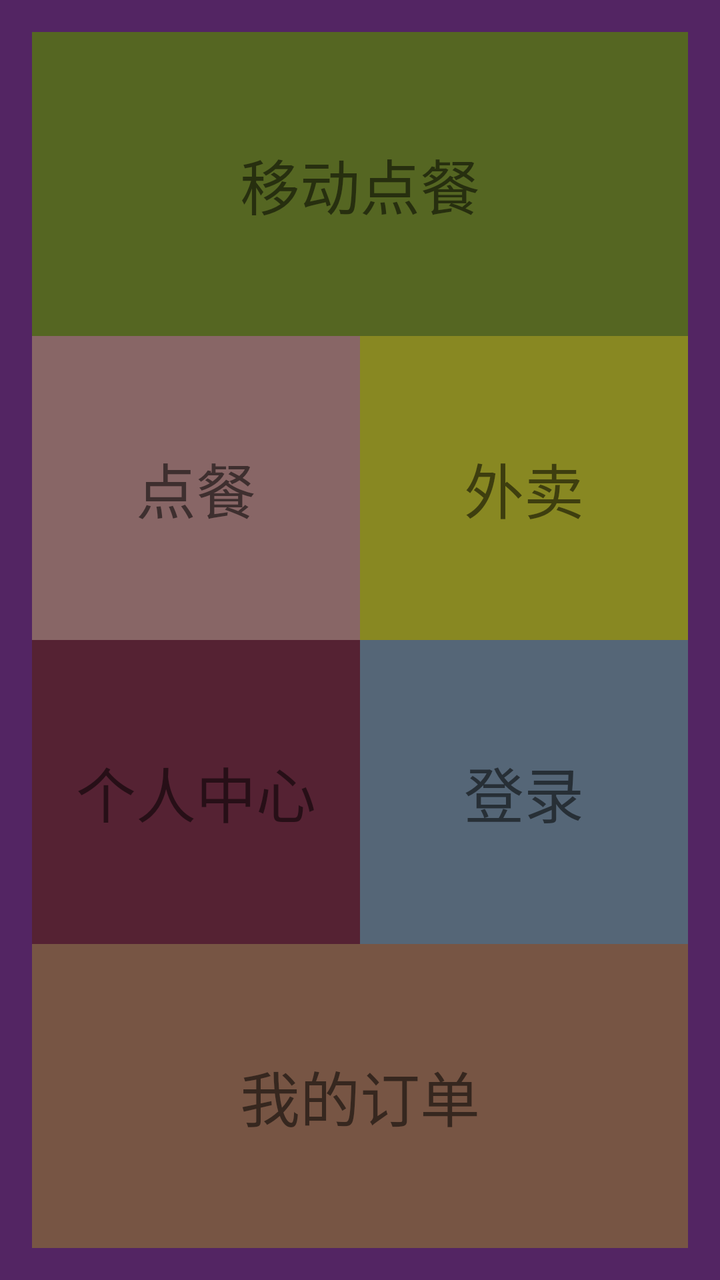
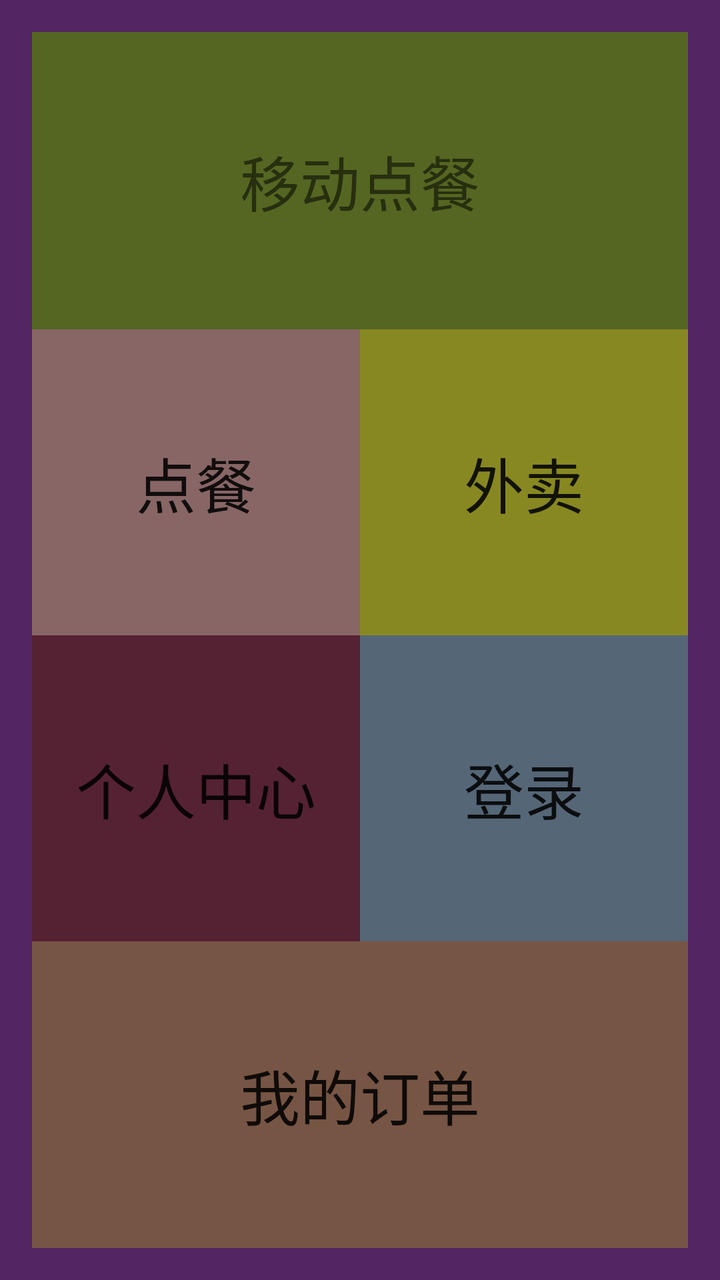

Compare the two renders of this Android layout. The source of the first and the diff that turns it into the second are given below.
<!-- AndroidManifest.xml: application theme Theme.Class2021_2022_2_AndroidAppDevelopTraining -->
<!-- res/layout/activity_main.xml -->
<?xml version="1.0" encoding="utf-8"?>
<LinearLayout xmlns:android="http://schemas.android.com/apk/res/android"
    xmlns:app="http://schemas.android.com/apk/res-auto"
    xmlns:tools="http://schemas.android.com/tools"
    android:layout_width="match_parent"
    android:layout_height="match_parent"
    android:paddingBottom="16dp"
    android:paddingLeft="16dp"
    android:paddingRight="16dp"
    android:paddingTop="16dp"
    android:layout_gravity="center"
    android:background="#532563"
    android:orientation="vertical"
    tools:context=".MainActivity">

    <LinearLayout
        android:layout_width="match_parent"
        android:layout_height="wrap_content"
        android:layout_weight="20"
        android:background="#562">

        <TextView
            android:layout_width="match_parent"
            android:layout_height="match_parent"
            android:gravity="center"
            android:textSize="30dp"
            android:text="移动点餐" />
    </LinearLayout>

    <LinearLayout
        android:layout_width="match_parent"
        android:layout_height="wrap_content"
        android:layout_weight="40"
        android:background="#543">

        <LinearLayout
            android:layout_width="0dp"
            android:layout_height="match_parent"
            android:layout_weight="1"
            android:orientation="vertical"
            android:background="#634">

            <LinearLayout
                android:layout_width="match_parent"
                android:layout_height="wrap_content"
                android:background="#866"
                android:layout_weight="50">

                <TextView
                    android:layout_width="match_parent"
                    android:layout_height="match_parent"
                    android:text="点餐"
                    android:textSize="30dp"
                    android:gravity="center" />
            </LinearLayout>

            <LinearLayout
                android:layout_width="match_parent"
                android:layout_height="wrap_content"
                android:background="#523"
                android:layout_weight="50">

                <TextView
                    android:layout_width="match_parent"
                    android:layout_height="match_parent"
                    android:text="个人中心"
                    android:textSize="30dp"
                    android:gravity="center" />
            </LinearLayout>

        </LinearLayout>

        <LinearLayout
            android:layout_width="0dp"
            android:layout_height="match_parent"
            android:layout_weight="1"
            android:orientation="vertical"
            android:background="#634">

            <LinearLayout
                android:layout_width="match_parent"
                android:layout_height="wrap_content"
                android:background="#882"
                android:layout_weight="50">

                <TextView
                    android:layout_width="match_parent"
                    android:layout_height="match_parent"
                    android:text="外卖"
                    android:textSize="30dp"
                    android:gravity="center" />
            </LinearLayout>

            <LinearLayout
                android:layout_width="match_parent"
                android:layout_height="wrap_content"
                android:background="#567"
                android:layout_weight="50">

                <TextView
                    android:layout_width="match_parent"
                    android:layout_height="match_parent"
                    android:text="登录"
                    android:textSize="30dp"
                    android:gravity="center" />
            </LinearLayout>

        </LinearLayout>

    </LinearLayout>

    <LinearLayout
        android:layout_width="match_parent"
        android:layout_height="wrap_content"
        android:layout_weight="20"
        android:background="#754">

        <TextView
            android:layout_width="match_parent"
            android:layout_height="match_parent"
            android:text="我的订单"
            android:textSize="30dp"
            android:gravity="center" />

    </LinearLayout>


</LinearLayout>
<!-- resources referenced by this layout -->
<resources>
  <style name="Theme.Class2021_2022_2_AndroidAppDevelopTraining" parent="Theme.MaterialComponents.DayNight.DarkActionBar">
          
          <item name="colorPrimary">@color/purple_500</item>
          <item name="colorPrimaryVariant">@color/purple_700</item>
          <item name="colorOnPrimary">@color/white</item>
          
          <item name="colorSecondary">@color/teal_200</item>
          <item name="colorSecondaryVariant">@color/teal_700</item>
          <item name="colorOnSecondary">@color/black</item>
          
          <item name="android:statusBarColor" tools:targetApi="l">?attr/colorPrimaryVariant</item>
          
      </style>
  <color name="purple_500">#FF6200EE</color>
  <color name="purple_700">#FF3700B3</color>
  <color name="white">#FFFFFFFF</color>
  <color name="teal_200">#FF03DAC5</color>
  <color name="teal_700">#FF018786</color>
  <color name="black">#FF000000</color>
</resources>

<!-- the commit's change to res/layout/activity_main.xml (unified diff, before → after) -->
@@ -40,33 +40,29 @@
             android:orientation="vertical"
             android:background="#634">
 
-            <LinearLayout
+            <Button
+                android:id="@+id/button1"
+                android:layout_height="match_parent"
                 android:layout_width="match_parent"
-                android:layout_height="wrap_content"
                 android:background="#866"
+                android:text="点餐"
+                android:textSize="30dp"
                 android:layout_weight="50">
 
-                <TextView
-                    android:layout_width="match_parent"
-                    android:layout_height="match_parent"
-                    android:text="点餐"
-                    android:textSize="30dp"
-                    android:gravity="center" />
-            </LinearLayout>
+            </Button>
 
-            <LinearLayout
+            <Button
+                android:background="#523"
+                android:id="@+id/button3"
+                android:layout_height="match_parent"
+
                 android:layout_width="match_parent"
-                android:layout_height="wrap_content"
-                android:background="#523"
+                android:textSize="30dp"
+
+                android:text="个人中心"
                 android:layout_weight="50">
 
-                <TextView
-                    android:layout_width="match_parent"
-                    android:layout_height="match_parent"
-                    android:text="个人中心"
-                    android:textSize="30dp"
-                    android:gravity="center" />
-            </LinearLayout>
+            </Button>
 
         </LinearLayout>
 
@@ -77,52 +73,40 @@
             android:orientation="vertical"
             android:background="#634">
 
-            <LinearLayout
+            <Button
+                android:id="@+id/button2"
                 android:layout_width="match_parent"
-                android:layout_height="wrap_content"
+                android:layout_height="match_parent"
                 android:background="#882"
+                android:text="外卖"
+                android:textSize="30dp"
                 android:layout_weight="50">
 
-                <TextView
-                    android:layout_width="match_parent"
-                    android:layout_height="match_parent"
-                    android:text="外卖"
-                    android:textSize="30dp"
-                    android:gravity="center" />
-            </LinearLayout>
+            </Button>
 
-            <LinearLayout
+            <Button
+                android:id="@+id/button4"
                 android:layout_width="match_parent"
-                android:layout_height="wrap_content"
+                android:layout_height="match_parent"
                 android:background="#567"
+                android:textSize="30dp"
+                android:text="登录"
                 android:layout_weight="50">
 
-                <TextView
-                    android:layout_width="match_parent"
-                    android:layout_height="match_parent"
-                    android:text="登录"
-                    android:textSize="30dp"
-                    android:gravity="center" />
-            </LinearLayout>
+            </Button>
 
         </LinearLayout>
 
     </LinearLayout>
 
-    <LinearLayout
+    <Button
+        android:id="@+id/button5"
         android:layout_width="match_parent"
         android:layout_height="wrap_content"
         android:layout_weight="20"
-        android:background="#754">
-
-        <TextView
-            android:layout_width="match_parent"
-            android:layout_height="match_parent"
-            android:text="我的订单"
-            android:textSize="30dp"
-            android:gravity="center" />
-
-    </LinearLayout>
+        android:text="我的订单"
+        android:textSize="30dp"
+        android:background="#754" />
 
 
 </LinearLayout>
<!-- resource entries referenced after the edit -->
@@ -1,6 +1,6 @@
 <!-- resources referenced by this layout -->
 <resources>
-  <style name="Theme.Class2021_2022_2_AndroidAppDevelopTraining" parent="Theme.MaterialComponents.DayNight.DarkActionBar">
+  <style name="Theme.Class2021_2022_2_AndroidAppDevelopTraining" parent="Theme.MaterialComponents.DayNight.DarkActionBar.Bridge">
           
           <item name="colorPrimary">@color/purple_500</item>
           <item name="colorPrimaryVariant">@color/purple_700</item>
